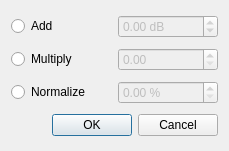
Above: sources/editor/tools/change_volume/toolchangevolume_gui.ui from davy7125/polyphone before the change. Below: the same form after it.
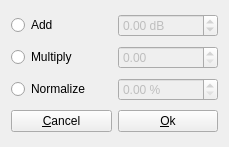
That is the form after the change.

The edit to the form file:
```diff
--- a/sources/editor/tools/change_volume/toolchangevolume_gui.ui
+++ b/sources/editor/tools/change_volume/toolchangevolume_gui.ui
@@ -7,7 +7,7 @@
     <x>0</x>
     <y>0</y>
     <width>229</width>
-    <height>151</height>
+    <height>147</height>
    </rect>
   </property>
   <property name="windowTitle">
@@ -21,6 +21,13 @@
      </property>
     </widget>
    </item>
+   <item row="3" column="0">
+    <widget class="QPushButton" name="pushCancel">
+     <property name="text">
+      <string>&amp;Cancel</string>
+     </property>
+    </widget>
+   </item>
    <item row="0" column="1">
     <widget class="QDoubleSpinBox" name="doubleSpinAdd">
      <property name="enabled">
@@ -44,6 +51,13 @@
      </property>
     </widget>
    </item>
+   <item row="2" column="0">
+    <widget class="QRadioButton" name="radioNormalize">
+     <property name="text">
+      <string>Normalize</string>
+     </property>
+    </widget>
+   </item>
    <item row="1" column="1">
     <widget class="QDoubleSpinBox" name="doubleSpinMultiply">
      <property name="enabled">
@@ -57,10 +71,10 @@
      </property>
     </widget>
    </item>
-   <item row="2" column="0">
-    <widget class="QRadioButton" name="radioNormalize">
+   <item row="3" column="1">
+    <widget class="QPushButton" name="pushOk">
      <property name="text">
-      <string>Normalize</string>
+      <string>&amp;Ok</string>
      </property>
     </widget>
    </item>
@@ -80,16 +94,6 @@
      </property>
     </widget>
    </item>
-   <item row="3" column="0" colspan="2">
-    <widget class="QDialogButtonBox" name="buttonBox">
-     <property name="orientation">
-      <enum>Qt::Horizontal</enum>
-     </property>
-     <property name="standardButtons">
-      <set>QDialogButtonBox::Cancel|QDialogButtonBox::Ok</set>
-     </property>
-    </widget>
-   </item>
   </layout>
  </widget>
  <resources/>
```
